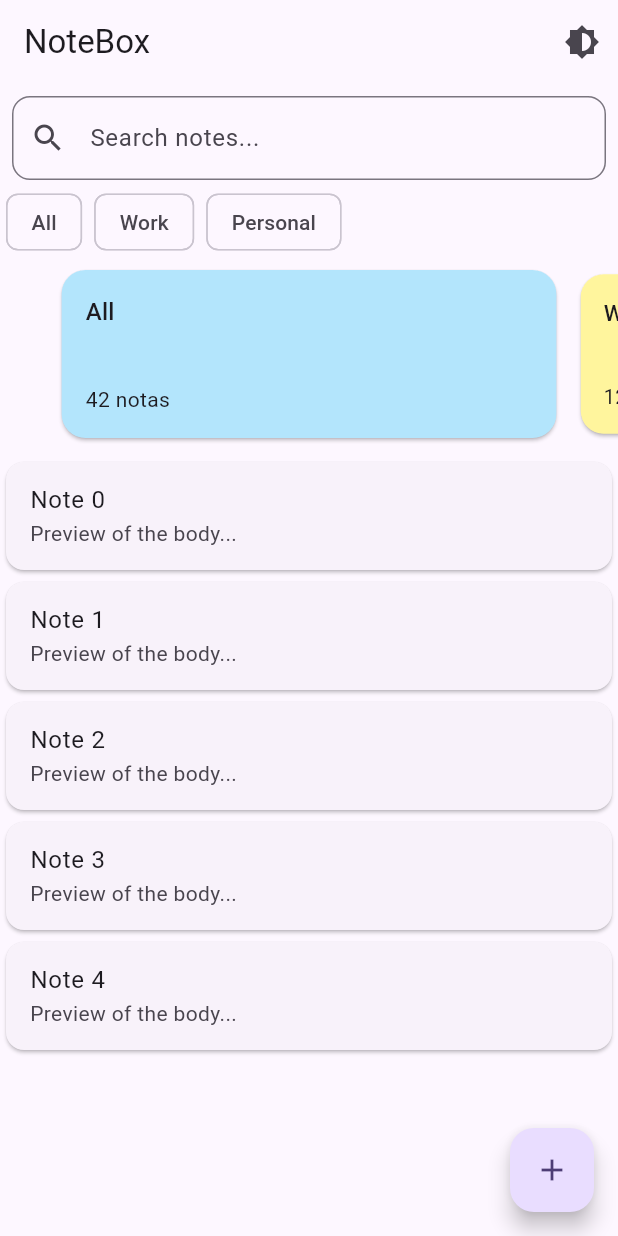
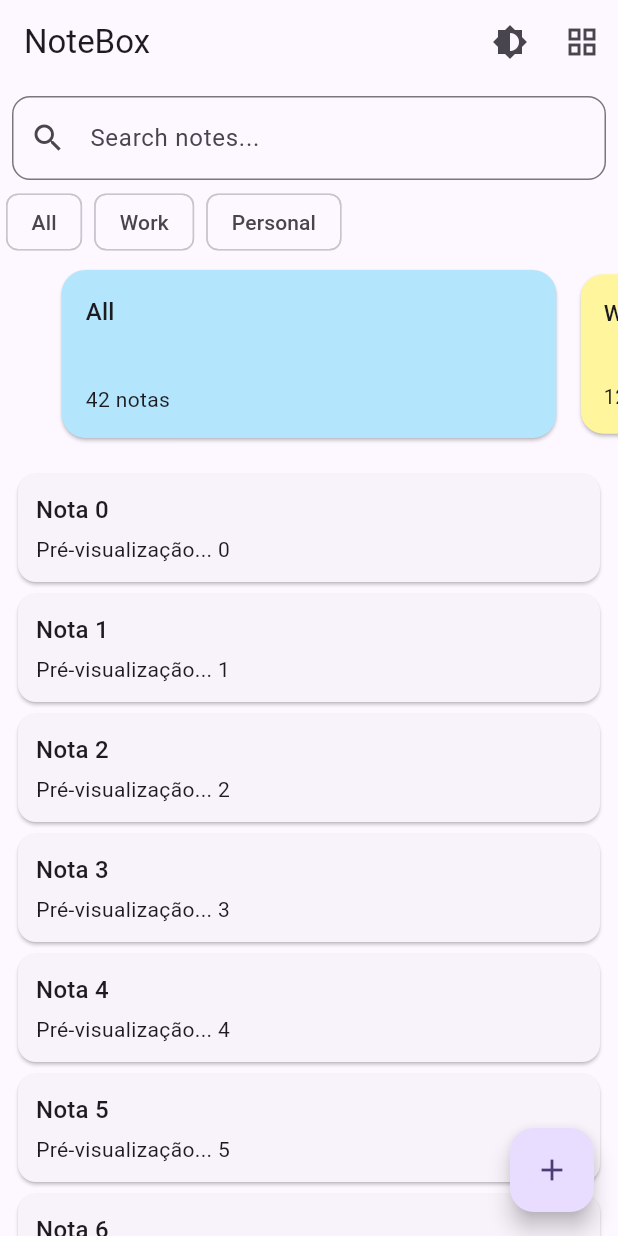
Before and after one commit to TiagoNeves00/tiago-notebox, a Flutter app: the screen it shows after launch, on a phone screen of 412 x 824 dp. Run offline on Flutter 3.47's test engine with Material 3 defaults, Android fonts, the light colour scheme and no system bars; drawn by our look-alikes of dynamic_color; our stand-ins replace flutter_riverpod.

Commit message:
Grid/List toggle for notes
Added grid/list toggle with AnimatedSwitcher for notes mock

```diff
--- a/lib/features/home/home_page.dart
+++ b/lib/features/home/home_page.dart
@@ -1,6 +1,8 @@
 import 'package:flutter/material.dart';
 import 'package:flutter_riverpod/flutter_riverpod.dart';
+import 'package:notebox/features/home/providers/view_mode.dart';
 import 'package:notebox/features/home/widgets/folder_carousel.dart';
+import 'package:notebox/features/home/widgets/note_list_mock.dart';
 import 'package:notebox/theme/theme_mode.dart';
 
 class HomePage extends ConsumerWidget {
@@ -13,8 +15,13 @@ class HomePage extends ConsumerWidget {
         title: const Text('NoteBox'),
         actions: [
           IconButton(
+            icon: const Icon(Icons.brightness_6),
             onPressed: () => ref.read(themeModeProvider.notifier).toggle(),
-            icon: const Icon(Icons.brightness_6),
+          ),
+          IconButton(
+            icon: Icon(ref.watch(gridModeProvider) ? Icons.view_list : Icons.grid_view),
+            onPressed: () => ref.read(gridModeProvider.notifier).state =
+              !ref.read(gridModeProvider),
           ),
         ],
       ),
@@ -47,13 +54,11 @@ class HomePage extends ConsumerWidget {
           const FolderCarousel(),
           const SizedBox(height: 8),
           Expanded(
-            child: ListView.builder(
-              itemCount: 5,
-              itemBuilder: (_, i) => Card(
-                child: ListTile(
-                  title: Text('Note $i'),
-                  subtitle: const Text('Preview of the body...'),
-                ),
+            child: AnimatedSwitcher(
+              duration: const Duration(milliseconds: 300),
+              child: NoteListMock(
+                key: ValueKey(ref.watch(gridModeProvider)),
+                grid: ref.watch(gridModeProvider),
               ),
             ),
           ),
--- /dev/null
+++ b/lib/features/home/providers/view_mode.dart
@@ -0,0 +1,3 @@
+import 'package:flutter_riverpod/flutter_riverpod.dart';
+
+final gridModeProvider = StateProvider<bool>((ref) => false);
--- /dev/null
+++ b/lib/features/home/widgets/note_list_mock.dart
@@ -0,0 +1,54 @@
+import 'package:flutter/material.dart';
+
+final _notes = List.generate(
+  8,
+  (i) => {'title': 'Nota $i', 'body': 'Pré-visualização... $i'},
+);
+
+class NoteListMock extends StatelessWidget {
+  final bool grid;
+  const NoteListMock({super.key, required this.grid});
+
+  @override
+  Widget build(BuildContext context) {
+    if (grid) {
+      return GridView.builder(
+        padding: const EdgeInsets.all(8),
+        gridDelegate: const SliverGridDelegateWithFixedCrossAxisCount(
+          crossAxisCount: 2,
+          crossAxisSpacing: 8,
+          mainAxisSpacing: 8,
+        ),
+        itemCount: _notes.length,
+        itemBuilder: (_, i) => _NoteCard(note: _notes[i]),
+      );
+    }
+    return ListView.builder(
+      padding: const EdgeInsets.all(8),
+      itemCount: _notes.length,
+      itemBuilder: (_, i) => _NoteCard(note: _notes[i]),
+    );
+  }
+}
+
+class _NoteCard extends StatelessWidget {
+  final Map<String, String> note;
+  const _NoteCard({required this.note});
+
+  @override
+  Widget build(BuildContext context) {
+    return Card(
+      child: Padding(
+        padding: const EdgeInsets.all(12),
+        child: Column(
+          crossAxisAlignment: CrossAxisAlignment.start,
+          children: [
+            Text(note['title']!, style: Theme.of(context).textTheme.titleMedium),
+            const SizedBox(height: 4),
+            Text(note['body']!, maxLines: 3, overflow: TextOverflow.ellipsis),
+          ],
+        ),
+      ),
+    );
+  }
+}
```
Also changed, not shown: pubspec.yaml (+3 -4 lines), pubspec.lock.
